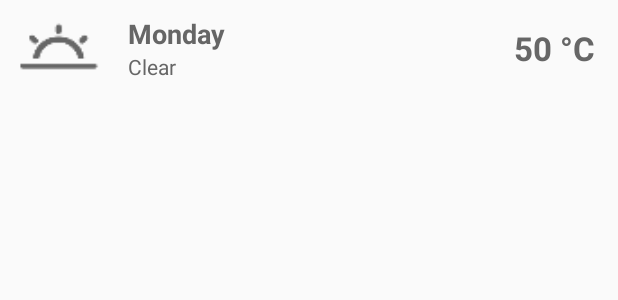
After one commit to imedaouidene/Weathersuggestions, an Android app: the layout list_item_forecast.xml on its own in the app's theme, with its tools: preview values and no code run, on a phone screen of 412 x 824 dp. The commit adds this screen. Shown: the top 300 px of the screen. Run offline under Robolectric (Android 15) with nearby library versions, the light colour scheme and no system bars.

```diff
--- a/app/src/main/res/drawable-xxhdpi/bg_widget.xml
+++ b/app/src/main/res/drawable-xxhdpi/bg_widget.xml
@@ -2,5 +2,5 @@
 <shape xmlns:android="http://schemas.android.com/apk/res/android"
     android:shape="rectangle" >
 	<corners android:radius="10dp"/>
-    <solid android:color="@color/main_blue" />
+    <solid android:color="@color/Blue" />
 </shape>
--- a/app/src/main/res/layout/fragment_home.xml
+++ b/app/src/main/res/layout/fragment_home.xml
@@ -59,7 +59,7 @@
                 android:id="@+id/tv_desc"
                 android:layout_width="wrap_content"
                 android:layout_height="wrap_content"
-                android:textColor="@color/white"
+                android:textColor="@color/White"
                 android:text="CONDITION" />
 
         </LinearLayout>
@@ -80,7 +80,7 @@
                 android:background="@drawable/layout_click"
                 android:text="Address"
                 android:textAppearance="?android:attr/textAppearanceMedium"
-                android:textColor="@color/white" />
+                android:textColor="@color/White" />
         </LinearLayout>
 
         <LinearLayout
--- /dev/null
+++ b/app/src/main/res/layout/list_item_forecast.xml
@@ -0,0 +1,61 @@
+<?xml version="1.0" encoding="utf-8"?>
+<LinearLayout xmlns:android="http://schemas.android.com/apk/res/android"
+    android:layout_width="match_parent"
+    android:layout_height="wrap_content"
+    android:gravity="center_vertical"
+    android:paddingLeft="10dp"
+    android:paddingRight="10dp"
+    android:paddingTop="10dp"
+    android:paddingBottom="10dp"
+    android:orientation="horizontal" >
+
+    <ImageView
+        android:id="@+id/img_f_icon"
+        android:layout_width="60dp"
+        android:layout_height="40dp"
+        android:background="@drawable/w_small_clear" />
+
+    <LinearLayout
+        android:layout_width="0dp"
+        android:layout_marginLeft="15dp"
+        android:layout_height="wrap_content"
+        android:layout_weight="1"
+        android:orientation="vertical" >
+
+        <TextView
+            android:id="@+id/tv_f_day"
+            android:layout_width="wrap_content"
+            android:layout_height="wrap_content"
+            android:text="Monday"
+            android:textColor="@color/main_grey"
+            android:textStyle="bold"
+            android:textAppearance="?android:attr/textAppearanceMedium" />
+
+        <TextView
+            android:id="@+id/tv_f_desc"
+            android:layout_width="wrap_content"
+            android:layout_height="wrap_content"
+            android:text="Clear"
+            android:textColor="@color/main_grey"
+            android:textAppearance="?android:attr/textAppearanceSmall" />
+    </LinearLayout>
+
+    <LinearLayout
+        android:layout_width="wrap_content"
+        android:layout_height="match_parent"
+        android:gravity="center_vertical|right"
+        android:orientation="vertical" >
+
+        <TextView
+            android:id="@+id/tv_f_temp"
+            android:layout_width="wrap_content"
+            android:layout_height="wrap_content"
+            android:layout_marginRight="5dp"
+            android:textStyle="bold"
+            android:textColor="@color/main_grey"
+            android:text="50 °C"
+            android:textAppearance="?android:attr/textAppearanceLarge" />
+
+    </LinearLayout>
+
+</LinearLayout>
--- a/app/src/main/res/values/colors.xml
+++ b/app/src/main/res/values/colors.xml
@@ -32,6 +32,7 @@
 
     </string-array>
 
+    <color name="white">#FFFFFF</color>
 
     <color name="colorPrimary">#3F51B5</color>
     <color name="colorPrimaryDark">#303F9F</color>
@@ -176,7 +177,8 @@
     <color name="DarkBlue">#00008B</color>
     <color name="Navy">#000080</color>
     <color name="Black">#000000</color>
-
+    <color name="black">#000000</color>
+    <color name="home_back">#1FBFA3</color>
 
 
 
```
Also changed, not shown: app/src/main/java/com/mob/mse/weathersuggestions/JSON/JSONLoader.java (added, +88 -0 lines), app/src/main/java/com/mob/mse/weathersuggestions/Main.java (+11 -0 lines), app/src/main/java/com/mob/mse/weathersuggestions/adapter/ItemForecastAdapter.java (added, +81 -0 lines), app/src/main/java/com/mob/mse/weathersuggestions/data/Utils.java (added, +57 -0 lines), app/src/main/java/com/mob/mse/weathersuggestions/data/converting_data.java (added, +60 -0 lines), app/src/main/java/com/mob/mse/weathersuggestions/fragments/home.java (+55 -2 lines), app/src/main/java/com/mob/mse/weathersuggestions/model/ItemForecast.java (added, +47 -0 lines).
